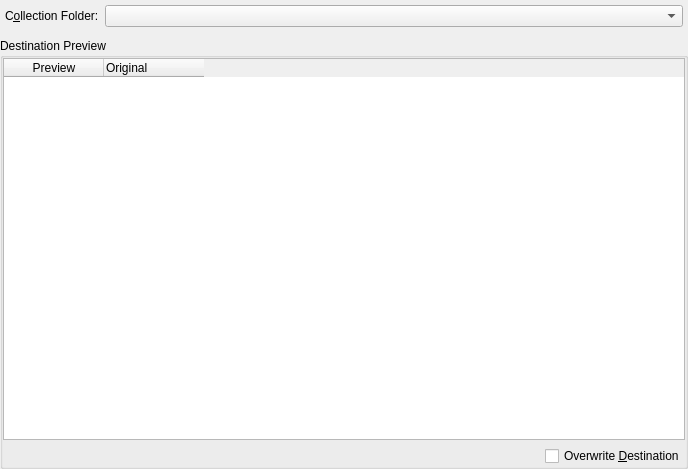
Old version of the form src/dialogs/OrganizeCollectionDialogBase.ui in the repository KDE/amarok.
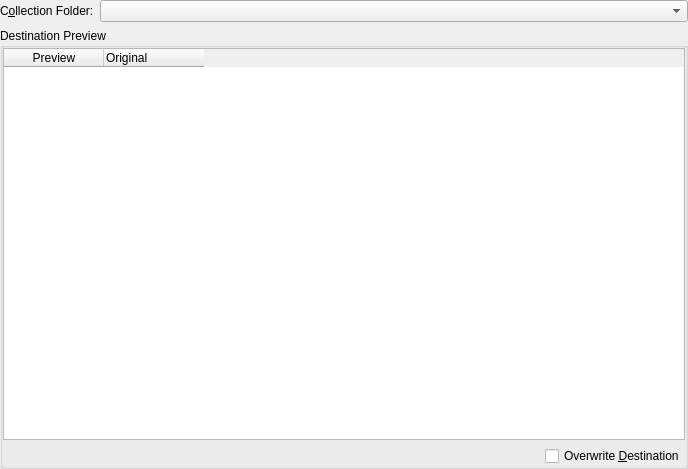
New version of the form. Custom widgets are drawn as their Qt base class.

Patch:
```diff
--- a/src/dialogs/OrganizeCollectionDialogBase.ui
+++ b/src/dialogs/OrganizeCollectionDialogBase.ui
@@ -22,10 +22,7 @@
   </property>
   <layout class="QVBoxLayout" name="verticalLayout">
    <item>
-    <layout class="QHBoxLayout" name="_3">
-     <property name="margin">
-      <number>5</number>
-     </property>
+    <layout class="QHBoxLayout" name="horizontalLayout_1">
      <item>
       <widget class="QLabel" name="folderLabel">
        <property name="sizePolicy">
```
